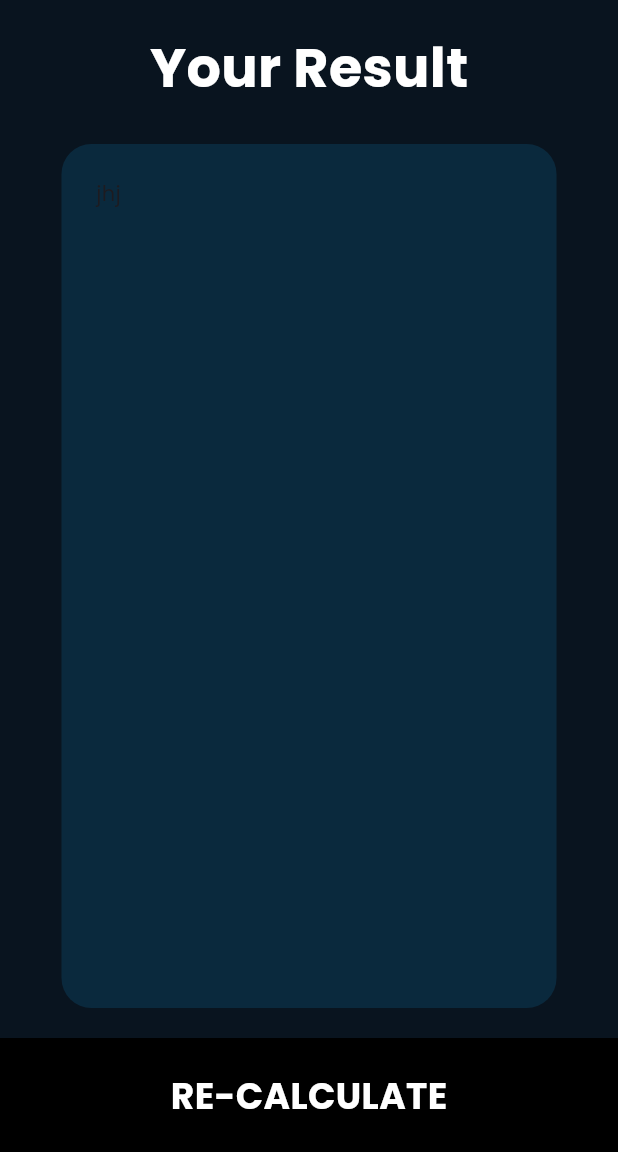
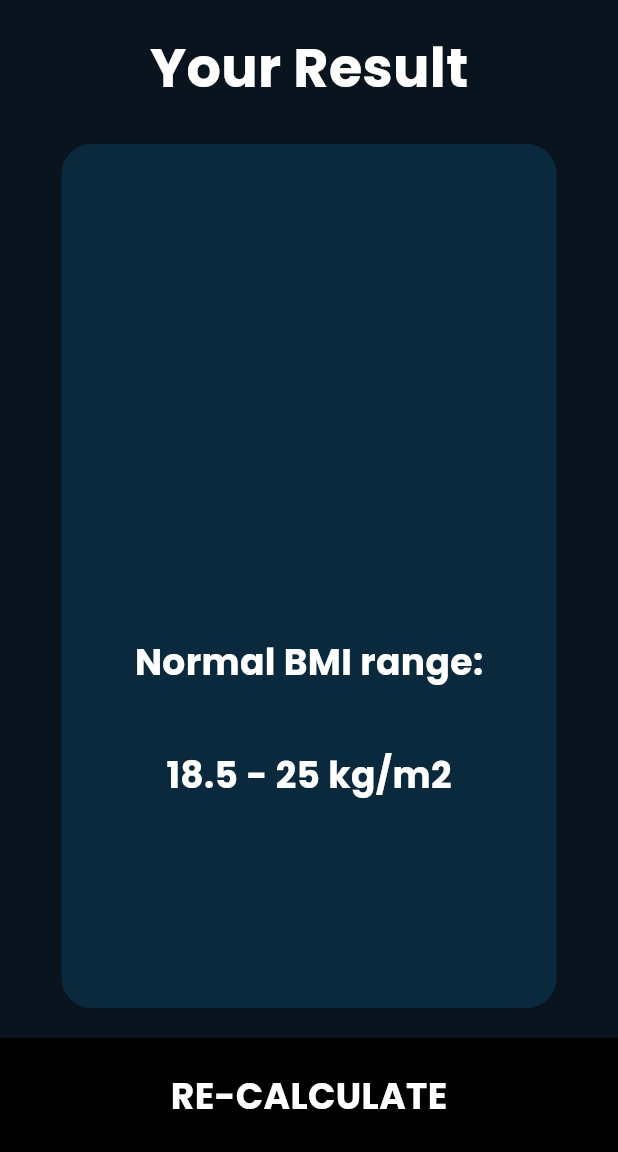
Before and after one commit to Zenalghi/bmi_calculator_app, a Flutter app: the ResultPage screen opened directly with empty values, on a phone screen of 412 x 824 dp, the part 84-1236 px from its top. Run offline on Flutter 3.47's test engine with Material 3 defaults, Android fonts, the phone set to English and light mode, and no system bars.

Commit message:
result fix

```diff
--- a/lib/screens/result_page.dart
+++ b/lib/screens/result_page.dart
@@ -54,7 +54,52 @@ class ResultPage extends StatelessWidget {
                 color: const Color.fromARGB(255, 10, 41, 61),
                 borderRadius: BorderRadius.circular(20),
               ),
-              child: Text('jhj'),
+              child: Column(
+                mainAxisAlignment: MainAxisAlignment.spaceEvenly,
+                children: [
+                  Text(
+                    getClass,
+                    style: TextStyle(
+                      color: colortext,
+                      fontSize: 27.0,
+                      fontWeight: FontWeight.bold,
+                    ),
+                  ),
+                  Text(
+                    bmi,
+                    style: TextStyle(
+                      color: Colors.white,
+                      fontSize: 100.0,
+                      fontWeight: FontWeight.bold,
+                    ),
+                  ),
+                  Text(
+                    'Normal BMI range:',
+                    style: TextStyle(
+                      color: Colors.white,
+                      fontSize: 24.0,
+                      fontWeight: FontWeight.bold,
+                    ),
+                  ),
+                  Text(
+                    '18.5 - 25 kg/m2',
+                    style: TextStyle(
+                      color: Colors.white,
+                      fontSize: 24.0,
+                      fontWeight: FontWeight.bold,
+                    ),
+                  ),
+                  Text(
+                    advise,
+                    textAlign: TextAlign.center,
+                    style: TextStyle(
+                      color: Colors.white,
+                      fontSize: 24.0,
+                      fontWeight: FontWeight.bold,
+                    ),
+                  ),
+                ],
+              ),
             ),
           ),
           // SizedBox(height: 20),
```
